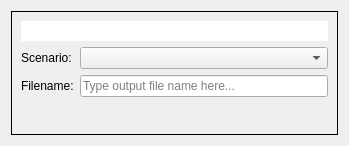
The window that spine_items/gdx_exporter/ui/export_list_item.ui (spine-tools/spine-items) describes before a commit, drawn with Qt 5.
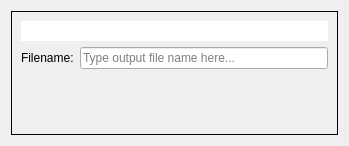
The same window after the commit. Custom widgets are drawn as their Qt base class.

Commit message:
Remove scenario selector from GdxExporter
Re #33

```diff
--- a/spine_items/gdx_exporter/ui/export_list_item.ui
+++ b/spine_items/gdx_exporter/ui/export_list_item.ui
@@ -53,34 +53,20 @@
       </item>
       <item>
        <layout class="QFormLayout" name="formLayout">
-        <item row="1" column="0">
+        <item row="0" column="0">
          <widget class="QLabel" name="file_name_label">
           <property name="text">
            <string>Filename:</string>
           </property>
          </widget>
         </item>
-        <item row="1" column="1">
+        <item row="0" column="1">
          <widget class="PropertyQLineEdit" name="out_file_name_edit">
           <property name="placeholderText">
            <string>Type output file name here...</string>
           </property>
          </widget>
         </item>
-        <item row="0" column="0">
-         <widget class="QLabel" name="scenario_label">
-          <property name="text">
-           <string>Scenario:</string>
-          </property>
-         </widget>
-        </item>
-        <item row="0" column="1">
-         <widget class="QComboBox" name="scenario_combo_box">
-          <property name="toolTip">
-           <string>Select scenario to export.</string>
-          </property>
-         </widget>
-        </item>
        </layout>
       </item>
      </layout>
```
The commit also changes 10 other files.
